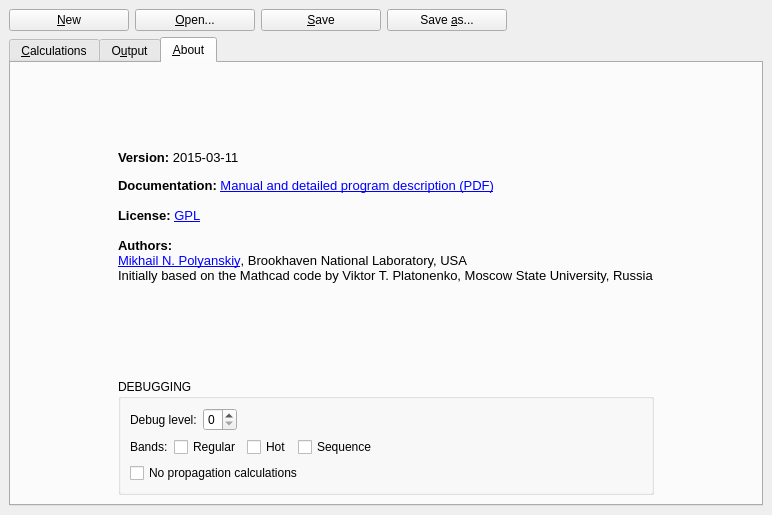
Above: co2amp-shell/mainwindow.ui from polyanskiy/co2amp before the change. Below: the same form after it.
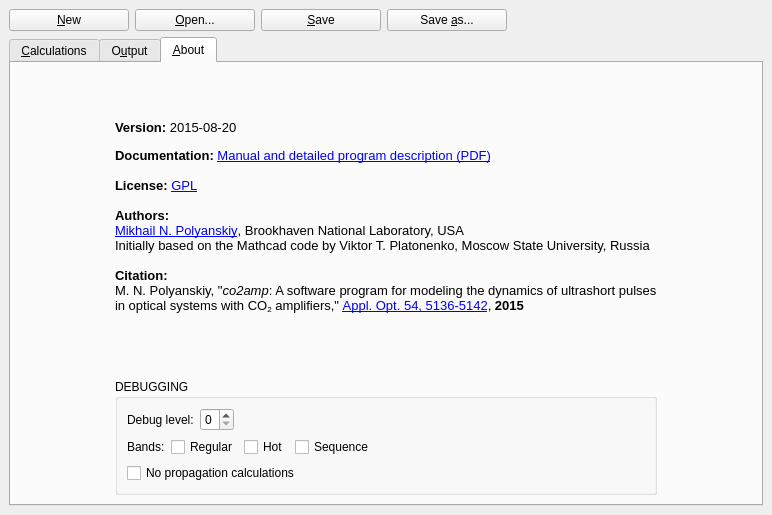
That is the form after the change. The open tabs and pages were chosen to show the change. Icons and pictures are not drawn.

Commit message: added citation, fixed "labels" checkbox

```diff
--- a/co2amp-shell/mainwindow.ui
+++ b/co2amp-shell/mainwindow.ui
@@ -2925,10 +2925,13 @@
 &lt;html&gt;&lt;head&gt;&lt;meta name=&quot;qrichtext&quot; content=&quot;1&quot; /&gt;&lt;style type=&quot;text/css&quot;&gt;
 p, li { white-space: pre-wrap; }
 &lt;/style&gt;&lt;/head&gt;&lt;body style=&quot; font-family:'MS Shell Dlg 2'; font-size:8pt; font-weight:400; font-style:normal;&quot;&gt;
-&lt;p style=&quot; margin-top:0px; margin-bottom:0px; margin-left:0px; margin-right:0px; -qt-block-indent:0; text-indent:0px;&quot;&gt;&lt;span style=&quot; font-size:10pt; font-weight:600;&quot;&gt;Version: &lt;/span&gt;&lt;span style=&quot; font-size:10pt;&quot;&gt;2015-03-11&lt;br /&gt;&lt;/span&gt;&lt;/p&gt;
+&lt;p style=&quot; margin-top:0px; margin-bottom:0px; margin-left:0px; margin-right:0px; -qt-block-indent:0; text-indent:0px;&quot;&gt;&lt;span style=&quot; font-size:10pt; font-weight:600;&quot;&gt;Version: &lt;/span&gt;&lt;span style=&quot; font-size:10pt;&quot;&gt;2015-08-20&lt;br /&gt;&lt;/span&gt;&lt;/p&gt;
 &lt;p style=&quot; margin-top:0px; margin-bottom:0px; margin-left:0px; margin-right:0px; -qt-block-indent:0; text-indent:0px;&quot;&gt;&lt;span style=&quot; font-size:10pt; font-weight:600;&quot;&gt;Documentation: &lt;/span&gt;&lt;a href=&quot;https://github.com/polyanskiy/co2amp/blob/master/doc/tex/co2amp.pdf?raw=true&quot;&gt;&lt;span style=&quot; font-size:10pt; text-decoration: underline; color:#0000ff;&quot;&gt;Manual and detailed program description (PDF)&lt;/span&gt;&lt;/a&gt;&lt;/p&gt;
 &lt;p style=&quot; margin-top:0px; margin-bottom:0px; margin-left:0px; margin-right:0px; -qt-block-indent:0; text-indent:0px;&quot;&gt;&lt;span style=&quot; font-size:10pt;&quot;&gt;&lt;br /&gt;&lt;/span&gt;&lt;span style=&quot; font-size:10pt; font-weight:600;&quot;&gt;License: &lt;/span&gt;&lt;a href=&quot;http://www.gnu.org/licenses/gpl.html&quot;&gt;&lt;span style=&quot; font-size:10pt; text-decoration: underline; color:#0000ff;&quot;&gt;GPL&lt;/span&gt;&lt;/a&gt;&lt;/p&gt;
-&lt;p style=&quot; margin-top:0px; margin-bottom:0px; margin-left:0px; margin-right:0px; -qt-block-indent:0; text-indent:0px;&quot;&gt;&lt;span style=&quot; font-size:10pt;&quot;&gt;&lt;br /&gt;&lt;/span&gt;&lt;span style=&quot; font-size:10pt; font-weight:600;&quot;&gt;Authors:&lt;/span&gt;&lt;span style=&quot; font-size:10pt;&quot;&gt;&lt;br /&gt;&lt;/span&gt;&lt;a href=&quot;mailto:Mikhail Polyanskiy &amp;lt;polyanskiy@bnl.gov&amp;gt;&quot;&gt;&lt;span style=&quot; font-size:10pt; text-decoration: underline; color:#0000ff;&quot;&gt;Mikhail N. Polyanskiy&lt;/span&gt;&lt;/a&gt;&lt;span style=&quot; font-size:10pt;&quot;&gt;, Brookhaven National Laboratory, USA&lt;br /&gt;Initially based on the Mathcad code by Viktor T. Platonenko, Moscow State University, Russia&lt;br /&gt;&lt;/span&gt;&lt;/p&gt;&lt;/body&gt;&lt;/html&gt;</string>
+&lt;p style=&quot; margin-top:0px; margin-bottom:0px; margin-left:0px; margin-right:0px; -qt-block-indent:0; text-indent:0px;&quot;&gt;&lt;span style=&quot; font-size:10pt;&quot;&gt;&lt;br /&gt;&lt;/span&gt;&lt;span style=&quot; font-size:10pt; font-weight:600;&quot;&gt;Authors:&lt;/span&gt;&lt;span style=&quot; font-size:10pt;&quot;&gt;&lt;br /&gt;&lt;/span&gt;&lt;a href=&quot;mailto:Mikhail Polyanskiy &amp;lt;polyanskiy@bnl.gov&amp;gt;&quot;&gt;&lt;span style=&quot; font-size:10pt; text-decoration: underline; color:#0000ff;&quot;&gt;Mikhail N. Polyanskiy&lt;/span&gt;&lt;/a&gt;&lt;span style=&quot; font-size:10pt;&quot;&gt;, Brookhaven National Laboratory, USA&lt;br /&gt;Initially based on the Mathcad code by Viktor T. Platonenko, Moscow State University, Russia&lt;/span&gt;&lt;/p&gt;
+&lt;p style=&quot;-qt-paragraph-type:empty; margin-top:0px; margin-bottom:0px; margin-left:0px; margin-right:0px; -qt-block-indent:0; text-indent:0px; font-size:10pt;&quot;&gt;&lt;br /&gt;&lt;/p&gt;
+&lt;p style=&quot; margin-top:0px; margin-bottom:0px; margin-left:0px; margin-right:0px; -qt-block-indent:0; text-indent:0px;&quot;&gt;&lt;span style=&quot; font-size:10pt; font-weight:600;&quot;&gt;Citation:&lt;/span&gt;&lt;span style=&quot; font-size:10pt;&quot;&gt;&lt;br /&gt;M. N. Polyanskiy, &amp;quot;&lt;/span&gt;&lt;span style=&quot; font-size:10pt; font-style:italic;&quot;&gt;co2amp&lt;/span&gt;&lt;span style=&quot; font-size:10pt;&quot;&gt;: A software program for modeling the dynamics of ultrashort pulses&lt;/span&gt;&lt;/p&gt;
+&lt;p style=&quot; margin-top:0px; margin-bottom:0px; margin-left:0px; margin-right:0px; -qt-block-indent:0; text-indent:0px;&quot;&gt;&lt;span style=&quot; font-size:10pt;&quot;&gt;in optical systems with CO&lt;/span&gt;&lt;span style=&quot; font-size:10pt; vertical-align:sub;&quot;&gt;2&lt;/span&gt;&lt;span style=&quot; font-size:10pt;&quot;&gt; amplifiers,&amp;quot; &lt;/span&gt;&lt;a href=&quot;http://dx.doi.org/10.1364/AO.54.005136&quot;&gt;&lt;span style=&quot; font-size:10pt; text-decoration: underline; color:#0000ff;&quot;&gt;Appl. Opt. 54, 5136-5142&lt;/span&gt;&lt;/a&gt;&lt;span style=&quot; font-size:10pt;&quot;&gt;, &lt;/span&gt;&lt;span style=&quot; font-size:10pt; font-weight:600;&quot;&gt;2015&lt;/span&gt;&lt;span style=&quot; font-size:10pt;&quot;&gt;&lt;br /&gt;&lt;/span&gt;&lt;/p&gt;&lt;/body&gt;&lt;/html&gt;</string>
           </property>
           <property name="wordWrap">
            <bool>false</bool>
```
Left out of the diff: 8 changed lines with no effect on the pictures. The commit also changes 26 other files.
